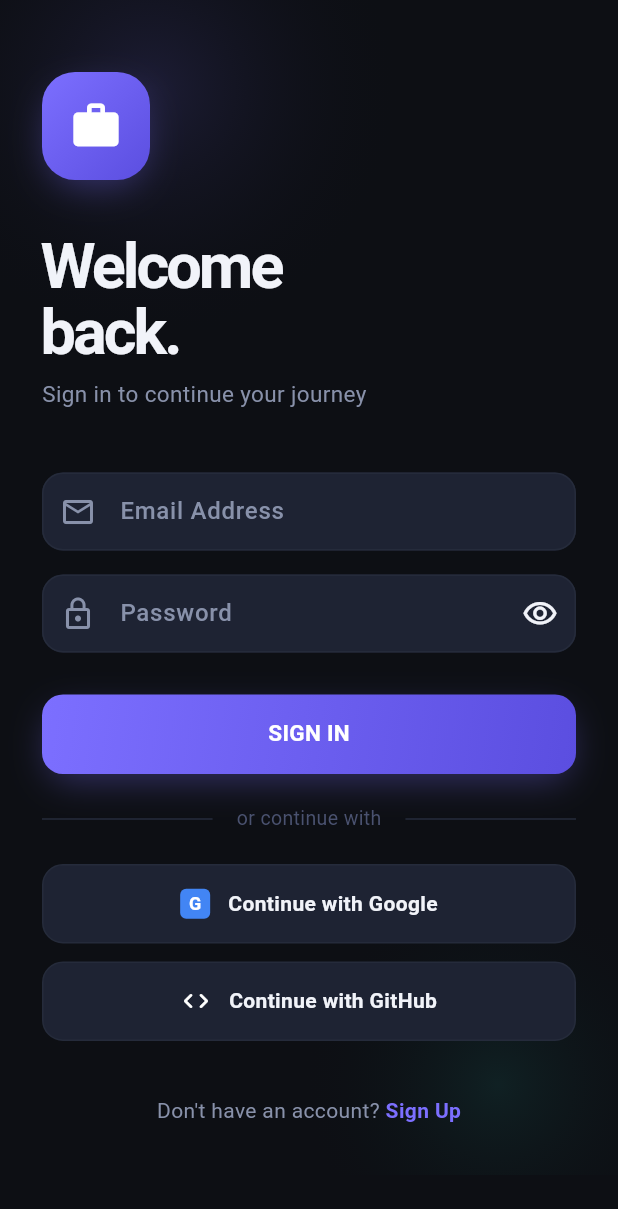
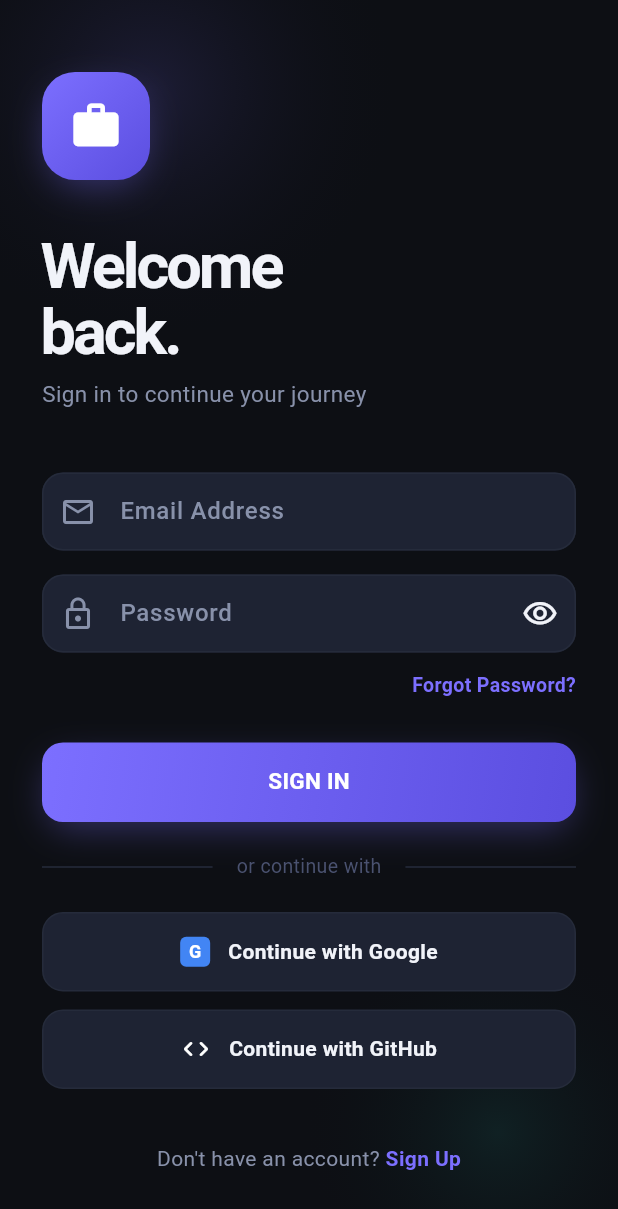
Before and after one commit to tanishqaryan9/Job-Hunt-Frontend, a Flutter app: the screen it shows after launch, on a phone screen of 412 x 824 dp. Shown: the top 1209 px of the screen. Run offline on Flutter 3.47's test engine with Material 3 defaults, Android fonts, the phone set to English and light mode, and no system bars; our stand-ins replace animate_do, dio, firebase_core, firebase_messaging, flutter_local_notifications, flutter_secure_storage and 5 more; missing offline and left inert: flutter_web_auth_2; accounts and stored records are empty.

Commit message:
Forgot Password

```diff
--- a/lib/models/models.dart
+++ b/lib/models/models.dart
@@ -96,6 +96,8 @@ class UserProfile {
   final bool isVerified;
   final String role;
   final List<Skill> skills;
+  final String? email;
+  final String? password;
 
   UserProfile({
     required this.id,
@@ -109,6 +111,8 @@ class UserProfile {
     this.isVerified = false,
     this.role = 'ROLE_USER',
     this.skills = const [],
+    this.email,
+    this.password,
   });
 
   factory UserProfile.fromJson(Map<String, dynamic> json) => UserProfile(
@@ -126,6 +130,8 @@ class UserProfile {
                 ?.map((s) => Skill.fromJson(s))
                 .toList() ??
             [],
+        email: json['email']?.toString(),
+        password: json['password']?.toString(),
       );
 
   UserProfile copyWith({
@@ -139,6 +145,8 @@ class UserProfile {
     double? longitude,
     bool? isVerified,
     List<Skill>? skills,
+    String? email,
+    String? password,
   }) =>
       UserProfile(
         id: id ?? this.id,
@@ -151,6 +159,8 @@ class UserProfile {
         longitude: longitude ?? this.longitude,
         isVerified: isVerified ?? this.isVerified,
         skills: skills ?? this.skills,
+        email: email ?? this.email,
+        password: password ?? this.password,
       );
 }
 
--- a/lib/screens/auth/login_screen.dart
+++ b/lib/screens/auth/login_screen.dart
@@ -7,6 +7,7 @@ import '../../widgets/brutal_widgets.dart';
 import '../../screens/main_shell.dart';
 import 'signup_screen.dart';
 import 'oauth_complete_profile_screen.dart';
+import 'forgot_password_screen.dart';
 
 class LoginScreen extends StatefulWidget {
   const LoginScreen({super.key});
@@ -250,6 +251,15 @@ class _LoginScreenState extends State<LoginScreen> with TickerProviderStateMixin
                           onPressed: () => setState(() => _showPassword = !_showPassword),
                         ),
                         validator: (v) => v!.isEmpty ? 'Enter password' : null),
+                      const SizedBox(height: 12),
+                      Align(
+                        alignment: Alignment.centerRight,
+                        child: GestureDetector(
+                          onTap: () => Navigator.push(context, MaterialPageRoute(builder: (_) => const ForgotPasswordScreen())),
+                          child: const Text('Forgot Password?', style: TextStyle(
+                            fontFamily: 'SpaceGrotesk', fontSize: 13, color: AppTheme.accent, fontWeight: FontWeight.w600)),
+                        ),
+                      ),
                       const SizedBox(height: 28),
                       BrutalButton(
                         label: 'SIGN IN', onPressed: busy ? null : _login,
--- a/lib/screens/profile/admin_dashboard_screen.dart
+++ b/lib/screens/profile/admin_dashboard_screen.dart
@@ -136,6 +136,7 @@ class _AdminDashboardScreenState extends State<AdminDashboardScreen> with Single
         ],
       ),
     );
+    ctrl.dispose();
 
     if (name != null && name.isNotEmpty && mounted) {
       try {
--- a/lib/screens/profile/profile_screen.dart
+++ b/lib/screens/profile/profile_screen.dart
@@ -12,7 +12,6 @@ import '../../models/models.dart';
 import '../../widgets/brutal_widgets.dart';
 import 'saved_jobs_screen.dart';
 import 'applicant_detail_screen.dart';
-import 'admin_dashboard_screen.dart';
 
 class ProfileScreen extends StatefulWidget {
   const ProfileScreen({super.key});
--- a/lib/services/api_service.dart
+++ b/lib/services/api_service.dart
@@ -299,6 +299,14 @@ class ApiService {
     await _dio.post('/auth/otp/verify', data: data);
   }
 
+  Future<void> resetPassword({required String email, required String otp, required String newPassword}) async {
+    await _dio.post('/auth/reset-password', data: {
+      'email': email,
+      'otp': otp,
+      'newPassword': newPassword,
+    });
+  }
+
   // ── USERS ─────────────────────────────────────────────
   Future<PageResponse<UserProfile>> getUsers(
       {int page = 0, int size = 10}) async {
@@ -381,6 +389,10 @@ class ApiService {
 
   Future<void> deleteUserAsAdmin(int userId) async {
     await _dio.delete('/users/admin/$userId');
+  }
+
+  Future<void> updateUserPasswordAsAdmin(int userId, String newPassword) async {
+    await _dio.put('/users/admin/$userId/password', data: {'password': newPassword});
   }
 
   Future<void> deleteSkillAsAdmin(int skillId) async {
--- a/lib/widgets/brutal_widgets.dart
+++ b/lib/widgets/brutal_widgets.dart
@@ -247,7 +247,7 @@ class StatusBadge extends StatelessWidget {
 
   @override
   Widget build(BuildContext context) {
-    final (color, bg) = _colors;
+    final (color, _) = _colors;
     return Container(
       padding: const EdgeInsets.symmetric(horizontal: 10, vertical: 4),
       decoration: BoxDecoration(
```
Also changed, not shown: lib/screens/auth/forgot_password_screen.dart (added, +127 -0 lines), lib/screens/profile/admin_user_detail_screen.dart (+41 -0 lines), 1 other file.
